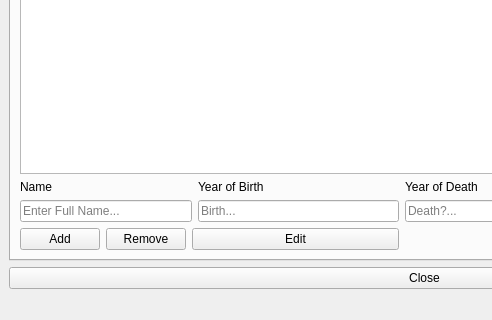
Before: the Qt Designer form Verkefni3/displaywindow.ui in ivarmarkusson/Verkefni-1, drawn with Qt 5; both pictures show x 0 to 492 and y 367 to 687 of the 849 by 687 pixel window.
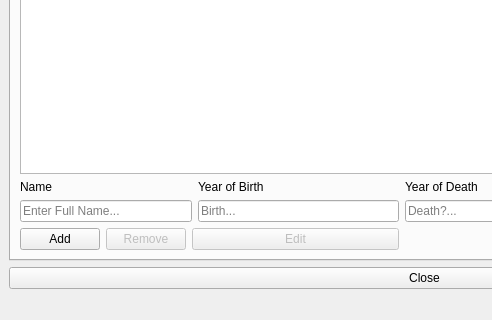
After: the same form once the commit is applied. The open tabs and pages were chosen to show the change.

```diff
--- a/Verkefni3/displaywindow.ui
+++ b/Verkefni3/displaywindow.ui
@@ -155,6 +155,9 @@
         </item>
         <item row="4" column="1">
          <widget class="QPushButton" name="pushButton_remove_sci">
+          <property name="enabled">
+           <bool>false</bool>
+          </property>
           <property name="text">
            <string>Remove</string>
           </property>
@@ -162,6 +165,9 @@
         </item>
         <item row="4" column="2" colspan="2">
          <widget class="QPushButton" name="pushButton_edit_sci">
+          <property name="enabled">
+           <bool>false</bool>
+          </property>
           <property name="text">
            <string>Edit</string>
           </property>
```
Left out of the diff: 10 changed lines with no effect on the pictures.
